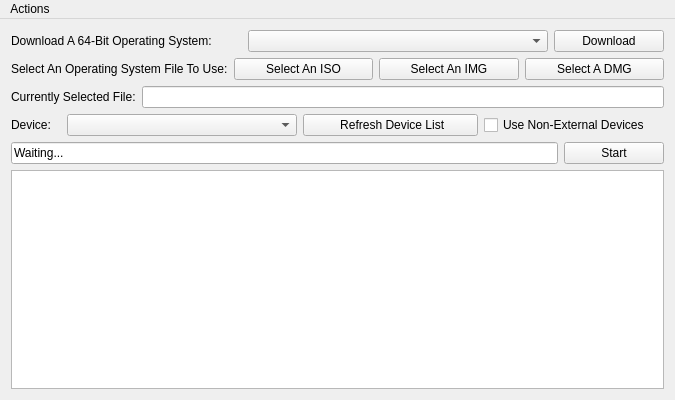
Before: the Qt Designer form source/mainwindow.ui in GregoryConrad/BootableDriveMaker, drawn with Qt 5.
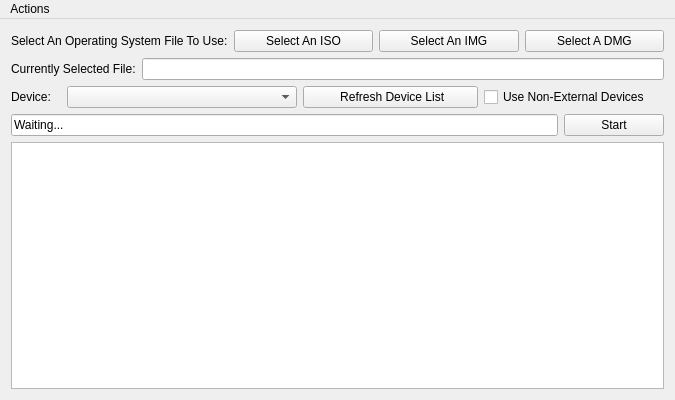
After: the same form once the commit is applied.

Patch:
```diff
--- a/source/mainwindow.ui
+++ b/source/mainwindow.ui
@@ -21,52 +21,6 @@
   </property>
   <widget class="QWidget" name="centralWidget">
    <layout class="QVBoxLayout" name="verticalLayout">
-    <item>
-     <layout class="QHBoxLayout" name="horizontalLayout_2">
-      <item>
-       <widget class="QLabel" name="label_2">
-        <property name="maximumSize">
-         <size>
-          <width>240</width>
-          <height>16777215</height>
-         </size>
-        </property>
-        <property name="text">
-         <string>Download A 64-Bit Operating System:</string>
-        </property>
-       </widget>
-      </item>
-      <item>
-       <widget class="QComboBox" name="osSelector">
-        <property name="minimumSize">
-         <size>
-          <width>300</width>
-          <height>0</height>
-         </size>
-        </property>
-       </widget>
-      </item>
-      <item>
-       <widget class="QPushButton" name="downloadOS">
-        <property name="minimumSize">
-         <size>
-          <width>110</width>
-          <height>0</height>
-         </size>
-        </property>
-        <property name="maximumSize">
-         <size>
-          <width>110</width>
-          <height>16777215</height>
-         </size>
-        </property>
-        <property name="text">
-         <string>Download</string>
-        </property>
-       </widget>
-      </item>
-     </layout>
-    </item>
     <item>
      <layout class="QHBoxLayout" name="horizontalLayout_3">
       <item>
```
Left out of the diff: 1 changed line with no effect on the pictures.
